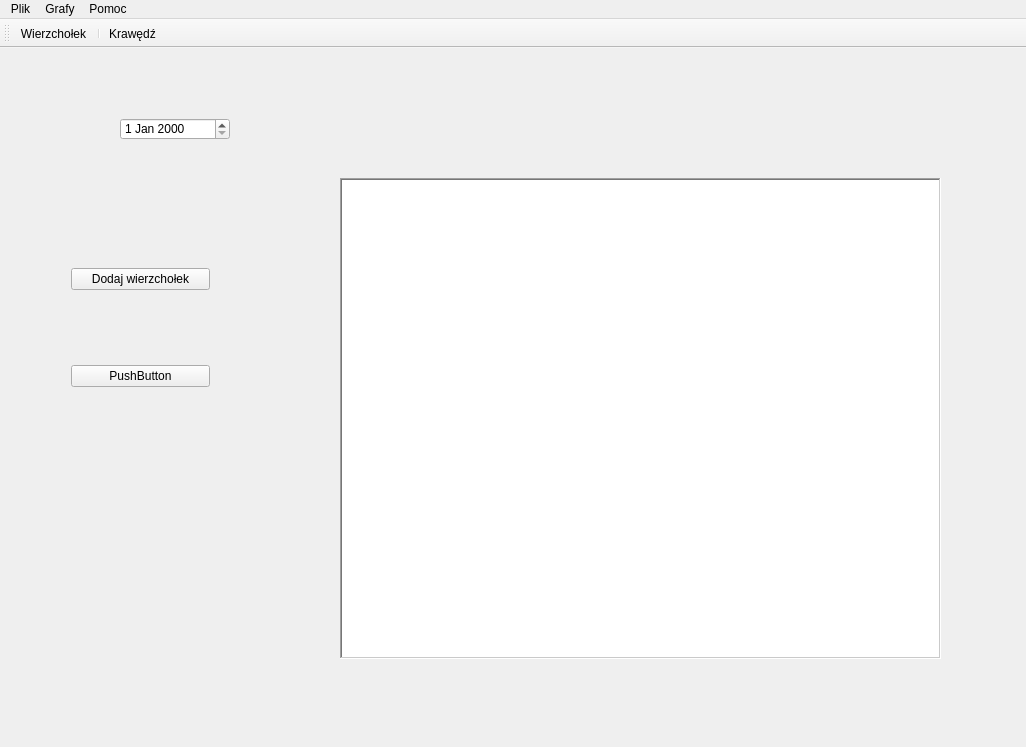
Forczu/Visualization-of-Flow-Network-Algorithms, file MainWindow/mainwindow.ui: the form before one commit.
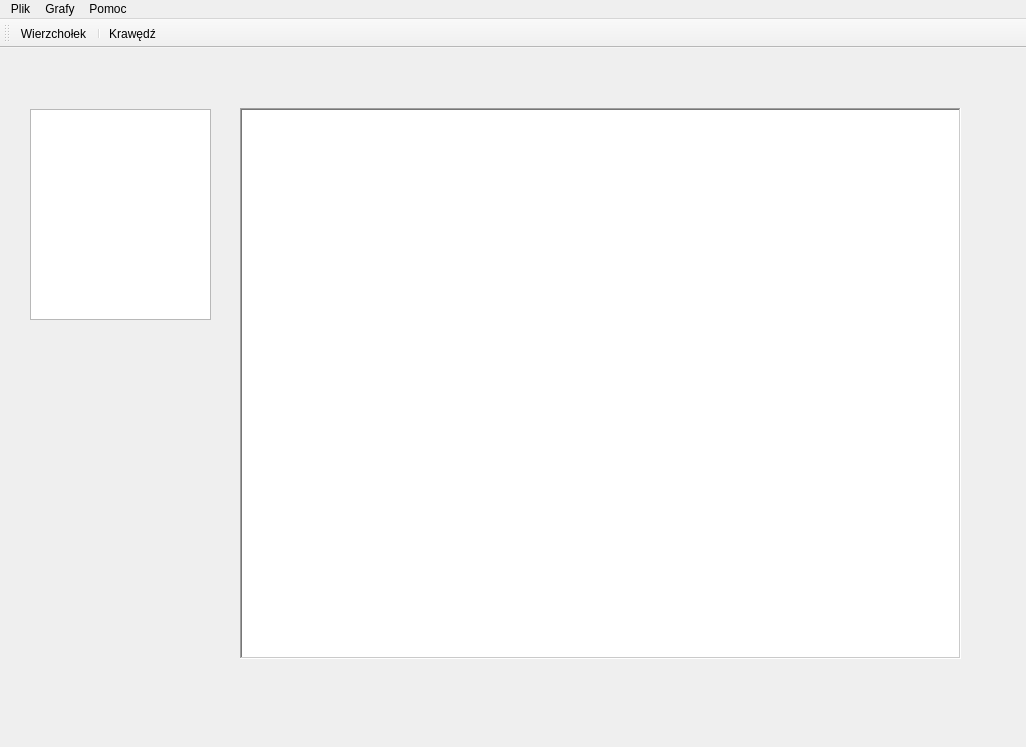
The form after the commit. Icons and pictures are not drawn. Custom widgets are drawn as their Qt base class.

Commit message: Zaznaczanie wierzchołków, przeniesienie osbługi obiektów graficznych do GraphicView

Diff of the .ui file:
```diff
--- a/MainWindow/mainwindow.ui
+++ b/MainWindow/mainwindow.ui
@@ -14,46 +14,13 @@
    <string>Praca inżynierska</string>
   </property>
   <widget class="QWidget" name="centralWidget">
-   <widget class="QWidget" name="verticalLayoutWidget">
-    <property name="geometry">
-     <rect>
-      <x>60</x>
-      <y>140</y>
-      <width>161</width>
-      <height>281</height>
-     </rect>
-    </property>
-    <layout class="QVBoxLayout" name="buttonLayout">
-     <item>
-      <widget class="QPushButton" name="addVerticeButton">
-       <property name="toolTip">
-        <string>TO są wielkie cycki hehehehehehheheeeeeeeeee noj lunukn y bny b yvb vb b y bhn n uk u n ny b bt v re r dx vgb yn
- uo njm ynbt  cetd  bn i mln bvf r cvu j</string>
-       </property>
-       <property name="text">
-        <string>Dodaj wierzchołek</string>
-       </property>
-       <property name="autoRepeat">
-        <bool>false</bool>
-       </property>
-      </widget>
-     </item>
-     <item>
-      <widget class="QPushButton" name="pushButton">
-       <property name="text">
-        <string>PushButton</string>
-       </property>
-      </widget>
-     </item>
-    </layout>
-   </widget>
    <widget class="GraphView" name="graphView">
     <property name="geometry">
      <rect>
-      <x>340</x>
-      <y>130</y>
-      <width>601</width>
-      <height>481</height>
+      <x>240</x>
+      <y>60</y>
+      <width>721</width>
+      <height>551</height>
      </rect>
     </property>
     <property name="mouseTracking">
@@ -90,13 +57,13 @@
      </brush>
     </property>
    </widget>
-   <widget class="QDateEdit" name="dateEdit">
+   <widget class="QTextBrowser" name="graphTextStatus">
     <property name="geometry">
      <rect>
-      <x>120</x>
-      <y>70</y>
-      <width>110</width>
-      <height>22</height>
+      <x>30</x>
+      <y>61</y>
+      <width>181</width>
+      <height>211</height>
      </rect>
     </property>
    </widget>
```
Left out of the diff: 3 changed lines with no effect on the pictures. The commit also changes 22 other files.
